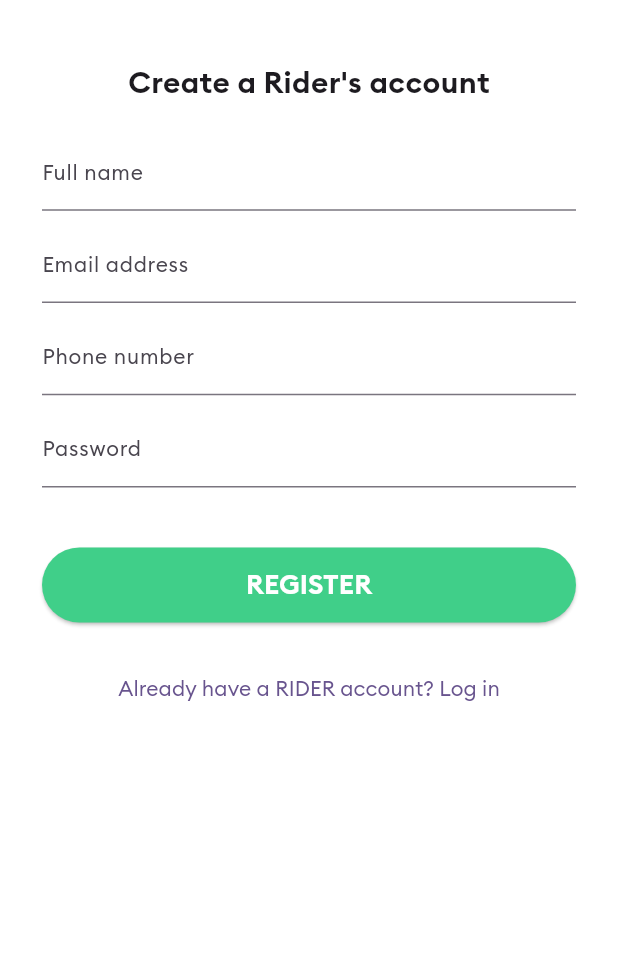
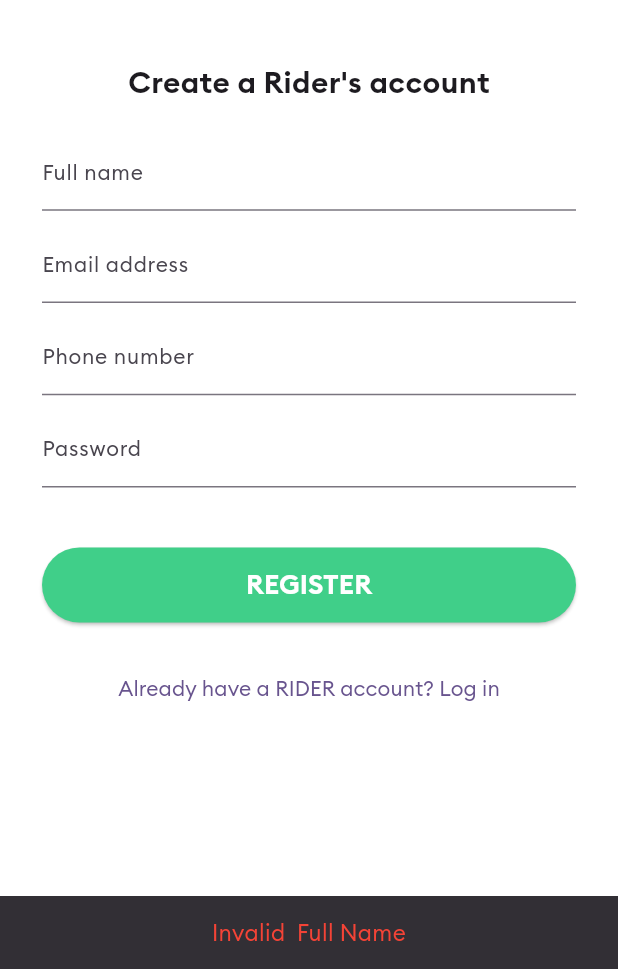
Before and after one commit to DanielZiborov/CabRider, a Flutter app: the screen it shows after launch, after a tap on "REGISTER", on a phone screen of 412 x 824 dp, the part 267-1236 px from its top. Run offline on Flutter 3.47's test engine with Material 3 defaults, Android fonts, the phone set to English and light mode, and no system bars; our stand-ins replace firebase_auth, firebase_core, firebase_database; accounts and stored records are empty.

Commit message:
check errors in regisrtation

```diff
--- a/lib/main.dart
+++ b/lib/main.dart
@@ -26,7 +26,7 @@ class MyApp extends StatelessWidget {
       ),
       initialRoute: RegistrationPage.id,
       routes: {
-        RegistrationPage.id: (context) => const RegistrationPage(),
+        RegistrationPage.id: (context) => RegistrationPage(),
         LoginPage.id: (context) => const LoginPage(),
         MainPage.id: (context) => const MainPage(),
       },
--- a/lib/screens/registration_page.dart
+++ b/lib/screens/registration_page.dart
@@ -1,33 +1,48 @@
+import 'dart:developer';
 import 'package:cab_rider/brand_colors.dart';
 import 'package:cab_rider/screens/login_page.dart';
 import 'package:cab_rider/widgets/taxi_button.dart';
 import 'package:firebase_auth/firebase_auth.dart';
 import 'package:flutter/material.dart';
 
-class RegistrationPage extends StatefulWidget {
-  const RegistrationPage({super.key});
+class RegistrationPage extends StatelessWidget {
+  RegistrationPage({super.key});
 
   static const id = 'register';
 
-  @override
-  State<RegistrationPage> createState() => _RegistrationPageState();
-}
+  final fullNameController = TextEditingController();
 
-class _RegistrationPageState extends State<RegistrationPage> {
-  var fullNameController = TextEditingController();
+  final emailController = TextEditingController();
 
-  var emailController = TextEditingController();
+  final phoneController = TextEditingController();
 
-  var phoneController = TextEditingController();
-
-  var passwordController = TextEditingController();
-
-  final _auth = FirebaseAuth.instance;
+  final passwordController = TextEditingController();
 
   void registerUser() async {
-    await _auth.createUserWithEmailAndPassword(
+    final user = (await FirebaseAuth.instance.createUserWithEmailAndPassword(
       email: emailController.text,
       password: passwordController.text,
+    ))
+        .user;
+    if (user != null) {
+      log("ERROR");
+    } else {
+      log("Success");
+    }
+  }
+
+  void showError(BuildContext context, String title) {
+    ScaffoldMessenger.of(context).showSnackBar(
+      SnackBar(
+        content: Text(
+          title,
+          textAlign: TextAlign.center,
+          style: const TextStyle(
+            fontSize: 15,
+            color: Colors.red,
+          ),
+        ),
+      ),
     );
   }
 
@@ -131,7 +146,33 @@ class _RegistrationPageState extends State<RegistrationPage> {
                       TaxiButton(
                         title: 'REGISTER',
                         color: BrandColors.colorGreen,
-                        onPressed: registerUser,
+                        onPressed: () {
+                          if (fullNameController.text.length < 3) {
+                            showError(context, "Invalid  Full Name");
+                            return;
+                          }
+                          if (phoneController.text.length < 10) {
+                            showError(context, "Invalid Phone Number");
+                            return;
+                          }
+                          if (passwordController.text.length < 8) {
+                            showError(
+                              context,
+                              "Password must be at least 8 characters long.",
+                            );
+                            return;
+                          }
+                          if (!emailController.text.contains('@')) {
+                            showError(context, "Invalid email");
+                            return;
+                          }
+
+                          try {
+                            registerUser();
+                          } catch (e) {
+                            showError(context,"ERROR");
+                          }
+                        },
                       ),
                     ],
                   ),
```
